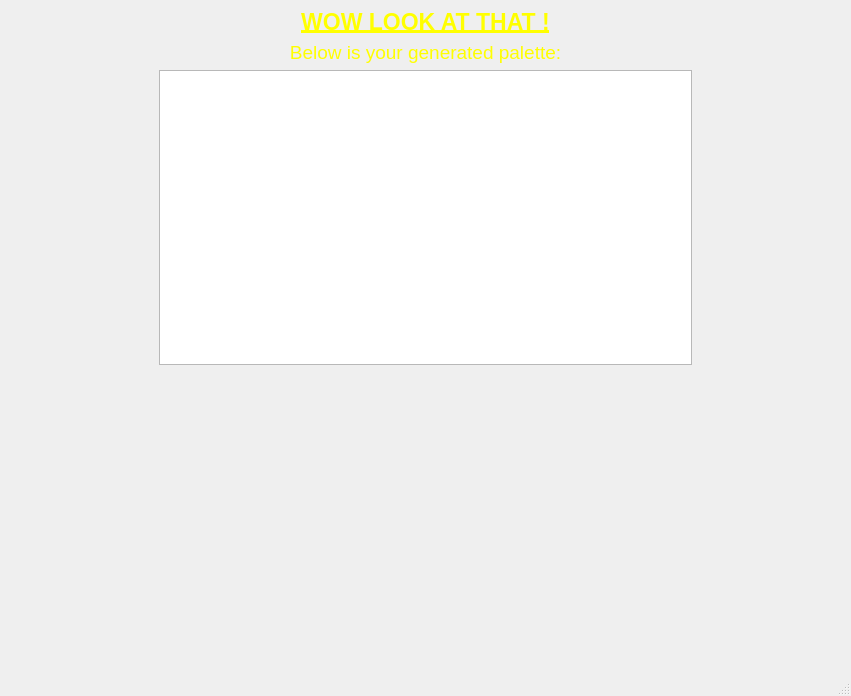
Qt form src/view/Palette_display_menu.ui (Fruitsi-wsl/Color-pallet-generator) before a commit.
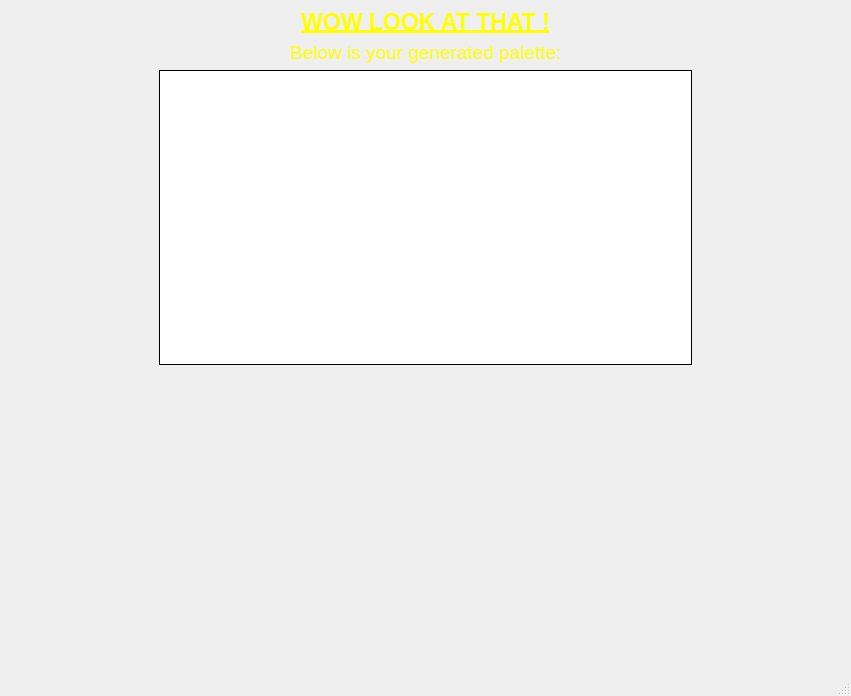
The same form after that commit.

Commit message: Changed palette_display objects box

```diff
--- a/src/view/Palette_display_menu.ui
+++ b/src/view/Palette_display_menu.ui
@@ -137,7 +137,14 @@
        <number>19</number>
       </property>
       <item row="0" column="1">
-       <widget class="QGraphicsView" name="palette_display"/>
+       <widget class="QGraphicsView" name="palette_display">
+        <property name="frameShape">
+         <enum>QFrame::Box</enum>
+        </property>
+        <property name="frameShadow">
+         <enum>QFrame::Plain</enum>
+        </property>
+       </widget>
       </item>
       <item row="0" column="2">
        <layout class="QGridLayout" name="gridLayout_9">
```
